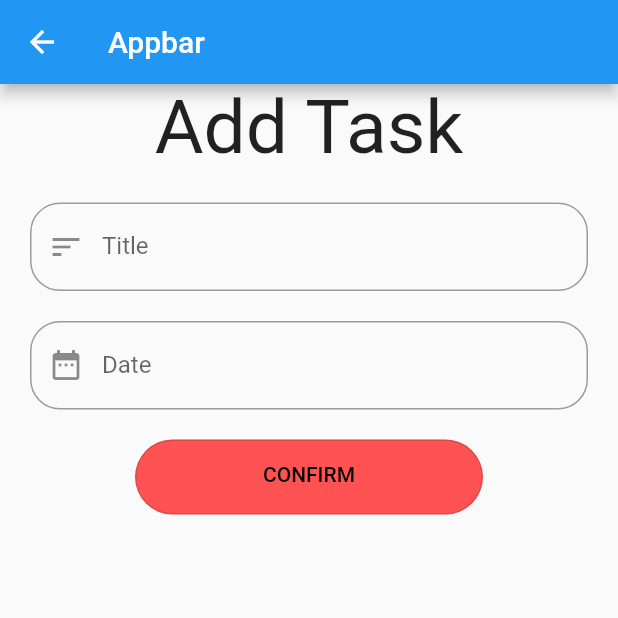
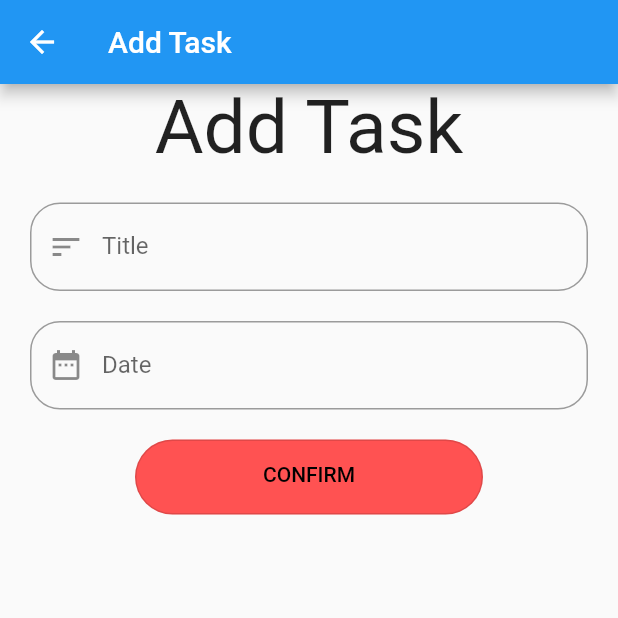
Before and after one commit to hoanghan0709/todoBloc_provider, a Flutter app: the screen it shows after launch, after a tap on the "add" icon, on a phone screen of 412 x 824 dp, the top half of it. Run offline on Flutter 3.47's test engine with Material 2 defaults, Android fonts, the phone set to English and light mode, and no system bars; our stand-ins replace cloud_firestore, firebase_core, get_it, persistent_bottom_nav_bar; accounts and stored records are empty.

Commit message:
[ADD] completed todo app

```diff
--- a/lib/main.dart
+++ b/lib/main.dart
@@ -1,9 +1,15 @@
+import 'package:firebase_core/firebase_core.dart';
 import 'package:flutter/material.dart';
 import 'package:flutter_todo/modul/provider/TodosProvider.dart';
 import 'package:flutter_todo/modul/screen/homeToDo.dart';
+import 'package:flutter_todo/setup/locator.dart';
 import 'package:provider/provider.dart';
 
-void main() {
+void main() async {
+  WidgetsFlutterBinding
+      .ensureInitialized(); //widget dc khoi tao truoc khi app run
+  await Firebase.initializeApp();
+  setupLocator();
   runApp(MyApp());
 }
 
@@ -18,7 +24,7 @@ class MyApp extends StatelessWidget {
         theme: ThemeData(
           primarySwatch: Colors.blue,
         ),
-        home: ScreenList(),
+        home: MainScreen(),
       ),
     );
   }
--- a/lib/modul/enum/enum.dart
+++ /dev/null
@@ -1,5 +0,0 @@
-
-
-enum ScreenType{
-  ScreenHomeToDo,ScreenCompleted
-}
--- a/lib/modul/model/todo_model.dart
+++ b/lib/modul/model/todo_model.dart
@@ -1,16 +1,40 @@
+import 'package:uuid/uuid.dart';
 
 class TodoModel {
-  late int id;
-  String title = '';
-  DateTime Date = DateTime.now();
-  bool isCompleted;
+  int? id = DateTime.now().hashCode;
+  String? docId;
+  final String? title;
+  DateTime? date = DateTime.now();
+  late bool isCompleted;
 
   TodoModel(
-      {required this.title, required this.Date, this.isCompleted = false});
+      {this.id,
+      this.docId,
+      required this.title,
+      this.date,
+      this.isCompleted = false});
 
   void toggle() {
     this.isCompleted = !this.isCompleted;
   }
 
-  TodoModel copyWith(String title, DateTime dateTime  ) => TodoModel(title: title,Date: dateTime);
+  TodoModel copyWith(int id, String title, DateTime dateTime) =>
+      TodoModel(id: id, title: title, date: dateTime);
+
+  Map<String, dynamic> toJson() {
+    return {
+      'id': id,
+      'docId': docId,
+      'title': title,
+      'date': date,
+      'isCompleted': isCompleted,
+    };
+  }
+
+  TodoModel.fromJson(Map<String, dynamic> firebaseFireStore)
+      : id = firebaseFireStore['id'],
+        docId = firebaseFireStore['docId'],
+        title = firebaseFireStore['title'],
+        date = firebaseFireStore['date']?.toDate(),
+        isCompleted = firebaseFireStore['isCompleted'];
 }
--- a/lib/modul/provider/TodosProvider.dart
+++ b/lib/modul/provider/TodosProvider.dart
@@ -1,37 +1,88 @@
-
-
+import 'package:cloud_firestore/cloud_firestore.dart';
 import 'package:flutter/material.dart';
 import 'package:flutter_todo/modul/model/todo_model.dart';
+import 'package:flutter_todo/services/firestore_service.dart';
+import 'package:flutter_todo/setup/locator.dart';
 
 class TodosProvider with ChangeNotifier {
+  final firebaseFirestore = locator<FirestoreService>();
+
   List<TodoModel> _todo = [];
-  List<TodoModel> get getTodo=> _todo;
+  List<TodoModel> get getTodo => _todo;
+  List<TodoModel> get getCompletedTodo =>
+      _todo.where((element) => element.isCompleted == true).toList();
 
-  void addTodo(String title,DateTime date){
-    TodoModel todo = TodoModel( title:title, Date:date);
-    print('aaaaaaaaaaaa');
-    _todo.add(todo);
+  void addTodo(String title, DateTime date) {
+    TodoModel todo = TodoModel(title: title, date: date, isCompleted: false);
+    firebaseFirestore.saveTodo(todo);
     notifyListeners();
   }
 
-  int getLength(){
+  void changeTodo(TodoModel data) {
+    _todo.add(data);
+    notifyListeners();
+  }
+
+  void statusRemove(TodoModel data) {
+    _todo.removeWhere((element) => element.docId == data.docId);
+    notifyListeners();
+  }
+
+  void statusUpdate(TodoModel todoModel) {
+    final index =
+        _todo.indexWhere((element) => element.docId == todoModel.docId);
+    _todo[index] = todoModel;
+    notifyListeners();
+  }
+
+  void init() {
+    firebaseFirestore.streamTodo().listen((snapshot) {
+      for (final change in snapshot.docChanges) {
+        if (change.type == DocumentChangeType.added) {
+          final doc = change.doc.data() as Map<String, dynamic>;
+
+          final todo = TodoModel.fromJson(doc);
+
+          changeTodo(todo);
+        } else if (change.type == DocumentChangeType.removed) {
+          final doc = change.doc.data() as Map<String, dynamic>;
+
+          final todo = TodoModel.fromJson(doc);
+          statusRemove(todo);
+        } else if (change.type == DocumentChangeType.modified) {
+          final doc = change.doc.data() as Map<String, dynamic>;
+
+          final todo = TodoModel.fromJson(doc);
+          statusUpdate(todo);
+        }
+      }
+    });
+  }
+
+  int getLength() {
     return _todo.length;
   }
 
-  int countChecked(){
-    return _todo.where((element) => element.isCompleted ==true).toList().length;
+  int countChecked() {
+    return _todo
+        .where((element) => element.isCompleted == true)
+        .toList()
+        .length;
   }
 
-  void toggle(int index){
+  void toggle(int index) {
     _todo[index].toggle();
     notifyListeners();
   }
-  void removeTodo(int index){
-    _todo.removeAt(index);
-    notifyListeners();
+
+  void removeTodo(String? docId) {
+    if (docId != null) {
+      firebaseFirestore.deleteTodo(docId);
+      notifyListeners();
+    }
   }
-  void editToDo({required String title,required DateTime dateTime,required int index}){
-    _todo[index] =getTodo[index].copyWith(title,dateTime);
-    notifyListeners();
+
+  void editToDo(TodoModel todoModel) {
+    firebaseFirestore.editTodo(todoModel);
   }
 }
--- a/lib/modul/screen/addToDo.dart
+++ b/lib/modul/screen/addToDo.dart
@@ -1,6 +1,7 @@
 import 'package:flutter/cupertino.dart';
 import 'package:flutter/material.dart';
 import 'package:flutter_todo/modul/provider/TodosProvider.dart';
+import 'package:flutter_todo/modul/screen/homeToDo.dart';
 import 'package:intl/intl.dart';
 import 'package:provider/provider.dart';
 
@@ -31,7 +32,7 @@ class _AddToDoState extends State<AddToDo> {
   Widget build(BuildContext context) {
     return Scaffold(
         appBar: AppBar(
-          title: Text('Appbar'),
+          title: Text('Add Task'),
         ),
         body: Container(
           child: addToDo(context),
--- a/lib/modul/screen/homeToDo.dart
+++ b/lib/modul/screen/homeToDo.dart
@@ -1,10 +1,81 @@
 import 'package:flutter/material.dart';
 import 'package:flutter_todo/modul/provider/TodosProvider.dart';
+import 'package:flutter_todo/modul/screen/Completed.dart';
 import 'package:flutter_todo/modul/screen/addToDo.dart';
 import 'package:flutter_todo/modul/screen/editToDo.dart';
 
 import 'package:intl/intl.dart';
+import 'package:persistent_bottom_nav_bar/persistent-tab-view.dart';
 import 'package:provider/provider.dart';
+
+class MainScreen extends StatefulWidget {
+  MainScreen({Key? key}) : super(key: key);
+
+  @override
+  State<MainScreen> createState() => _MainScreenState();
+}
+
+class _MainScreenState extends State<MainScreen> {
+  @override
+  Widget build(BuildContext context) {
+    PersistentTabController _controller;
+    _controller = PersistentTabController(initialIndex: 0);
+    return PersistentTabView(
+      context,
+      controller: _controller,
+      screens: _buildScreens(),
+      items: _navBarsItems(),
+      confineInSafeArea: true,
+      backgroundColor: Colors.white, // Default is Colors.white.
+      handleAndroidBackButtonPress: true, // Default is true.
+      resizeToAvoidBottomInset:
+          true, // This needs to be true if you want to move up the screen when keyboard appears. Default is true.
+      stateManagement: true, // Default is true.
+      hideNavigationBarWhenKeyboardShows:
+          true, // Recommended to set 'resizeToAvoidBottomInset' as true while using this argument. Default is true.
+      decoration: NavBarDecoration(
+        borderRadius: BorderRadius.circular(10.0),
+        colorBehindNavBar: Colors.white,
+      ),
+      popAllScreensOnTapOfSelectedTab: true,
+      popActionScreens: PopActionScreensType.all,
+      itemAnimationProperties: ItemAnimationProperties(
+        // Navigation Bar's items animation properties.
+        duration: Duration(milliseconds: 200),
+        curve: Curves.ease,
+      ),
+      screenTransitionAnimation: ScreenTransitionAnimation(
+        // Screen transition animation on change of selected tab.
+        animateTabTransition: true,
+        curve: Curves.ease,
+        duration: Duration(milliseconds: 200),
+      ),
+      navBarStyle:
+          NavBarStyle.style1, // Choose the nav bar style with this property.
+    );
+  }
+}
+
+List<Widget> _buildScreens() {
+  return [ScreenList(), ScreenCompleted()];
+}
+
+List<PersistentBottomNavBarItem> _navBarsItems() {
+  return [
+    PersistentBottomNavBarItem(
+      icon: Icon(Icons.home),
+      title: ("Home"),
+      activeColorPrimary: Colors.blue,
+      inactiveColorPrimary: Colors.blue,
+    ),
+    PersistentBottomNavBarItem(
+      icon: Icon(Icons.check),
+      title: ("Completed"),
+      activeColorPrimary: Colors.red,
+      inactiveColorPrimary: Colors.red,
+    ),
+  ];
+}
 
 class ScreenList extends StatefulWidget {
   const ScreenList({Key? key}) : super(key: key);
@@ -14,6 +85,13 @@ class ScreenList extends StatefulWidget {
 }
 
 class _ScreenListState extends State<ScreenList> {
+  @override
+  void initState() {
+    final provider = Provider.of<TodosProvider>(context, listen: false);
+    provider.init();
+    super.initState();
+  }
+
   @override
   Widget build(BuildContext context) {
     //TodosProvider todosProvider = Provider.of<TodosProvider>(context)
@@ -57,7 +135,7 @@ class _ScreenListState extends State<ScreenList> {
                             direction: DismissDirection.endToStart,
                             onDismissed: (_) {
                               Provider.of<TodosProvider>(context, listen: false)
-                                  .removeTodo(index);
+                                  .removeTodo(value.getTodo[index].docId);
                             },
                             child: Card(
                               margin: const EdgeInsets.only(
@@ -65,7 +143,7 @@ class _ScreenListState extends State<ScreenList> {
                               child: ListTile(
                                 tileColor: Colors.black12,
                                 title: Text(
-                                  value.getTodo[index].title,
+                                  value.getTodo[index].title ?? '',
                                   style: TextStyle(
                                       decoration:
                                           value.getTodo[index].isCompleted ==
@@ -74,7 +152,7 @@ class _ScreenListState extends State<ScreenList> {
                                               : TextDecoration.lineThrough),
                                 ),
                                 subtitle: Text(
-                                    format(value.getTodo[index].Date),
+                                    format(value.getTodo[index].date),
                                     style: TextStyle(
                                         decoration:
                                             value.getTodo[index].isCompleted ==
@@ -90,14 +168,7 @@ class _ScreenListState extends State<ScreenList> {
                                     }
                                   },
                                   value: value.getTodo[index].isCompleted,
-                                )
-                                // value.getTodo[index].isCompleted != _isCheck
-                                //     ? Icon(Icons.check_box_outline_blank)
-                                //     : Icon(
-                                //   Icons.check_box,
-                                //   color: Colors.red,
-                                //),
-                                ,
+                                ),
                                 onTap: () {
                                   Provider.of<TodosProvider>(context,
                                           listen: false)
@@ -109,7 +180,6 @@ class _ScreenListState extends State<ScreenList> {
                                       (MaterialPageRoute(
                                           builder: (context) => EditToDo(
                                                 todoModel: value.getTodo[index],
-                                                index: index,
                                               ))));
                                 },
                               ),
@@ -134,8 +204,11 @@ class _ScreenListState extends State<ScreenList> {
         ));
   }
 
-  String format(DateTime time) {
-    String dateString = DateFormat('dd-MM-yyyy').format(time);
-    return dateString;
+  String format(DateTime? time) {
+    if (time != null) {
+      String dateString = DateFormat('dd-MM-yyyy').format(time);
+      return dateString;
+    }
+    return 'n/a';
   }
 }
--- /dev/null
+++ b/lib/setup/locator.dart
@@ -0,0 +1,7 @@
+import 'package:flutter_todo/services/firestore_service.dart';
+import 'package:get_it/get_it.dart';
+
+final locator = GetIt.instance;
+Future setupLocator() async {
+  locator.registerLazySingleton<FirestoreService>(() => FirestoreService());
+}
--- a/pubspec.yaml
+++ b/pubspec.yaml
@@ -35,6 +35,12 @@ dependencies:
   date_format: ^2.0.5
   intl: ^0.17.0
   persistent_bottom_nav_bar: ^4.0.2
+  cloud_firestore: ^3.1.8
+  get_it: ^7.2.0
+  firebase_core: ^1.12.0
+  uuid: ^3.0.6
+
+
 
 dev_dependencies:
   flutter_test:
```
Also changed, not shown: lib/modul/screen/Completed.dart (+45 -1 lines), lib/modul/screen/editToDo.dart (+15 -12 lines), lib/modul/scrud/todo_scrud.dart (+8 -9 lines), lib/services/firestore_service.dart (added, +45 -0 lines), pubspec.lock, 3 other files.
